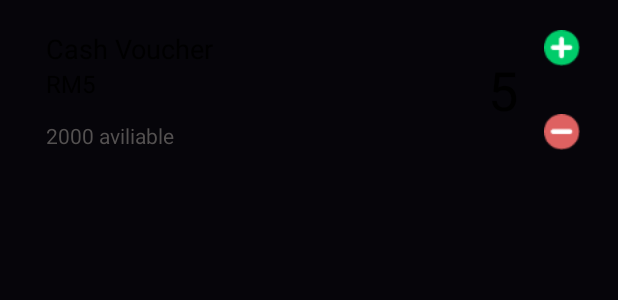
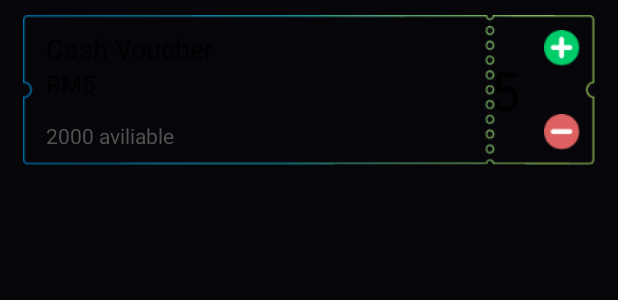
Before and after one commit to zzzzzzzz3/RM, an Android app: the layout rv_item_voucher.xml on its own in the app's theme, with its tools: preview values and no code run, on a phone screen of 412 x 824 dp. Shown: the top 300 px of the screen. Run offline under Robolectric (Android 15) with nearby library versions, the phone set to English and light mode, and no system bars.

Commit message:
修复voucher选择后添加数量显示位置不对的bug。

```diff
--- a/app/src/main/java/com/quseit/payapp/bussiness/transations/TransationsActivity.java
+++ b/app/src/main/java/com/quseit/payapp/bussiness/transations/TransationsActivity.java
@@ -141,7 +141,7 @@ public class TransationsActivity extends BaseActivity implements DatePickerDialo
                     day
             );
             mDatePickerDialog.setVersion(DatePickerDialog.Version.VERSION_2);
-            mDatePickerDialog.setAccentColor(ContextCompat.getColor(this, R.color.themeColor));
+            mDatePickerDialog.setAccentColor(ContextCompat.getColor(this, R.color.blue));
         }
         mDatePickerDialog.show(getFragmentManager(), "Datepickerdialog");
     }
--- a/app/src/main/java/com/quseit/payapp/bussiness/voucher/issue/IssueActivity.java
+++ b/app/src/main/java/com/quseit/payapp/bussiness/voucher/issue/IssueActivity.java
@@ -62,10 +62,10 @@ public class IssueActivity extends BaseActivity implements IssueContract.IssueVi
             @Override
             public void onClick(View v) {
                 VoucherBean bean = mVouchersAdapter.getSelected();
-                if (bean==null){
+                if (bean == null || bean.getCount() == 0) {
                     toast("please select a voucher");
-                }else {
-                    mIssuePresenter.printQRcode(IssueActivity.this,bean.getId(),bean.getCreatedAt(),bean.getAmount());
+                } else {
+                    mIssuePresenter.printQRcode(IssueActivity.this, bean.getId(), bean.getCreatedAt(), bean.getCount());
                 }
             }
         });
--- a/app/src/main/res/layout/rv_item_voucher.xml
+++ b/app/src/main/res/layout/rv_item_voucher.xml
@@ -1,68 +1,92 @@
 <?xml version="1.0" encoding="utf-8"?>
 <LinearLayout xmlns:android="http://schemas.android.com/apk/res/android"
-              android:orientation="vertical"
               android:layout_width="match_parent"
-              android:layout_height="wrap_content">
+              android:layout_height="wrap_content"
+              android:orientation="vertical">
 
     <RelativeLayout
         android:id="@+id/item_bg"
         android:layout_width="match_parent"
         android:layout_height="100dp"
+        android:layout_marginBottom="5dp"
         android:layout_marginLeft="15dp"
         android:layout_marginRight="15dp"
         android:layout_marginTop="10dp"
-        android:layout_marginBottom="5dp"
-        android:paddingTop="10dp"
-        android:paddingLeft="15dp"
-        android:paddingRight="10dp"
-        android:paddingBottom="10dp"
+        android:background="@mipmap/voucher_bg"
         >
 
         <TextView
             android:id="@+id/voucher_name_tv"
             android:layout_width="wrap_content"
             android:layout_height="wrap_content"
-            android:textSize="18sp"
+            android:layout_marginLeft="15dp"
+            android:layout_marginTop="10dp"
+            android:text="Cash Voucher"
             android:textColor="@color/white_black_selected"
-            android:text="Cash Voucher"/>
+            android:textSize="18sp"/>
+
         <TextView
             android:id="@+id/voucher_type_tv"
             android:layout_width="wrap_content"
             android:layout_height="wrap_content"
-            android:textSize="16sp"
+            android:layout_alignLeft="@+id/voucher_name_tv"
+            android:layout_below="@+id/voucher_name_tv"
+            android:text="RM5"
             android:textColor="@color/white_black_selected"
-            android:text="RM5"
-            android:layout_below="@+id/voucher_name_tv"/>
+            android:textSize="16sp"/>
+
         <TextView
             android:id="@+id/voucher_remark_tv"
             android:layout_width="wrap_content"
             android:layout_height="wrap_content"
+            android:layout_alignLeft="@+id/voucher_name_tv"
+            android:layout_alignParentBottom="true"
+            android:layout_marginBottom="10dp"
             android:text="2000 aviliable"
-            android:textColor="@color/white_gray_selected"
-            android:layout_alignParentBottom="true"/>
+            android:textColor="@color/white_gray_selected"/>
+
+        <FrameLayout
+            android:layout_width="120dp"
+            android:layout_height="wrap_content"
+            android:layout_alignParentEnd="true"
+            android:layout_centerVertical="true"
+            >
+
             <TextView
                 android:id="@+id/voucher_count_tv"
                 android:layout_width="wrap_content"
                 android:layout_height="wrap_content"
+                android:layout_gravity="center"
                 android:text="5"
+                android:textColor="@color/white_black_selected"
                 android:textSize="36sp"
-            android:textColor="@color/white_black_selected"
-            android:layout_centerVertical="true"
-            android:layout_toLeftOf="@+id/plus_icon"
-            android:layout_marginRight="17dp"
                 />
+        </FrameLayout>
+
+        <FrameLayout
+            android:id="@+id/plus_icon"
+            android:layout_width="wrap_content"
+            android:layout_height="wrap_content"
+            android:layout_alignParentRight="true"
+            android:padding="10dp">
             <ImageView
-            android:id="@+id/plus_icon"
                 android:layout_width="24dp"
                 android:layout_height="24dp"
-            android:src="@mipmap/plus_icon"
-            android:layout_alignParentRight="true"/>
+                android:src="@mipmap/plus_icon"/>
+        </FrameLayout>
+
+        <FrameLayout
+            android:id="@+id/minus_icon"
+            android:layout_width="wrap_content"
+            android:layout_height="wrap_content"
+            android:layout_alignParentRight="true"
+            android:layout_alignParentBottom="true"
+            android:padding="10dp">
             <ImageView
-            android:id="@+id/minus_icon"
                 android:layout_width="24dp"
                 android:layout_height="24dp"
-            android:src="@mipmap/minus_icon"
-            android:layout_alignParentRight="true"
-            android:layout_alignParentBottom="true"/>
+                android:src="@mipmap/minus_icon"/>
+        </FrameLayout>
+
     </RelativeLayout>
 </LinearLayout>
```
Also changed, not shown: app/src/main/java/com/quseit/payapp/adapter/VouchersAdapter.java (+35 -25 lines), app/src/main/java/com/quseit/payapp/bean/response/VoucherBean.java (+10 -0 lines). Lines whose indentation alone changed are shown as unchanged.
